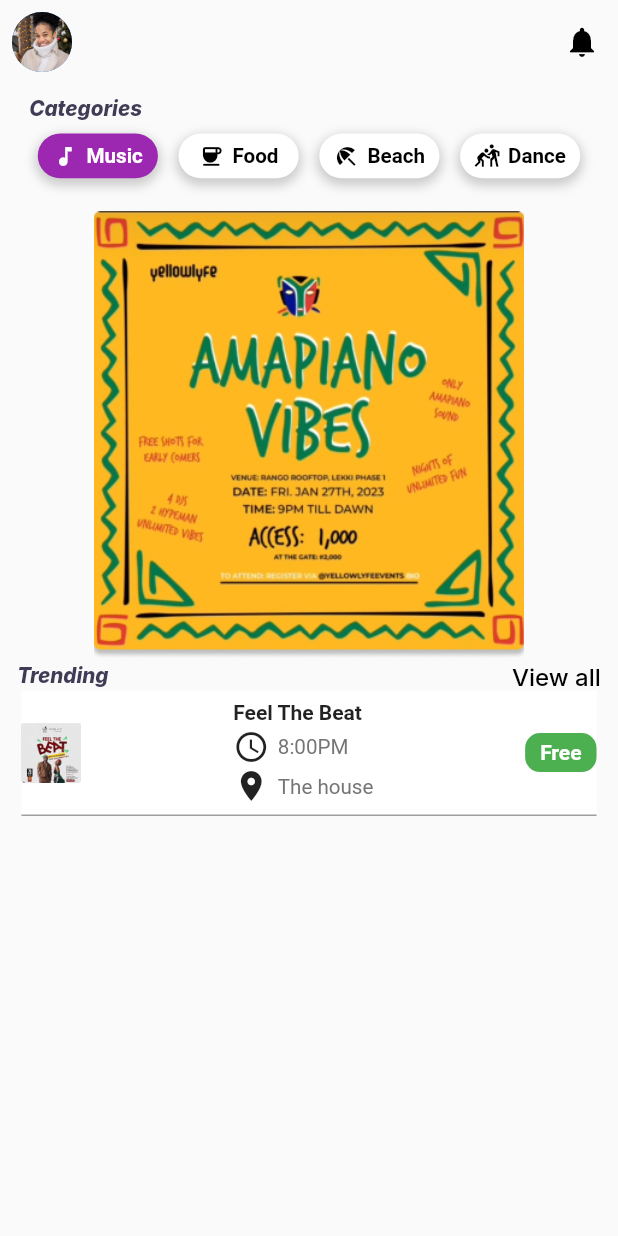
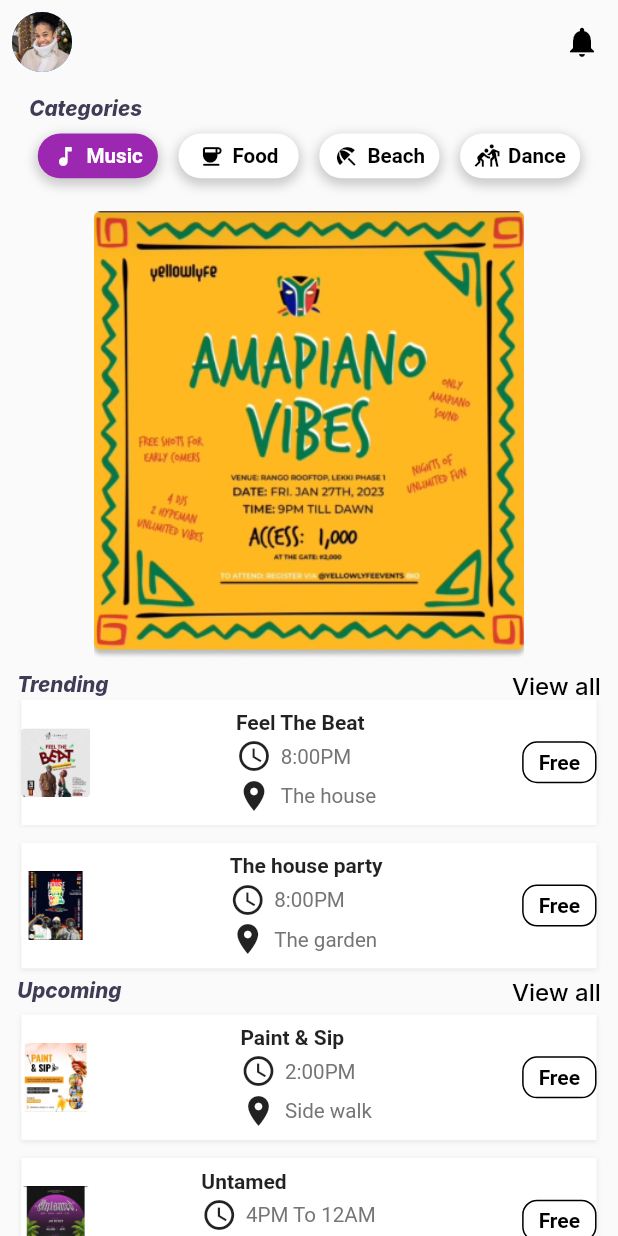
Before and after one commit to vikilinho/choplyfe, a Flutter app: the HomePage screen opened by its route, on a phone screen of 412 x 824 dp. Run offline on Flutter 3.47's test engine with Material 2 defaults, Android fonts, the phone set to English and light mode, and no system bars; our stand-ins replace flutter_screenutil, flutter_spinkit, flutter_svg, get, google_fonts, shared_preferences; accounts and stored records are empty.

```diff
--- a/lib/components/app_imports.dart
+++ b/lib/components/app_imports.dart
@@ -26,5 +26,7 @@ export '../components/socialicons.dart';
 export '../components/validator.dart';
 export 'package:get/get.dart';
 export '../services/auth_services.dart';
+export '../components/event_card.dart';
+export '../components/promo_text.dart';
 
 // export 'package:choplife/constants/app_routes.dart';
--- /dev/null
+++ b/lib/components/event_card.dart
@@ -0,0 +1,121 @@
+import 'package:flutter/material.dart';
+import 'package:flutter_screenutil/flutter_screenutil.dart';
+
+class EventCard extends StatelessWidget {
+  final String imagePath;
+  final String title;
+  final String time;
+  final String location;
+  final bool isFree;
+
+  const EventCard({
+    Key? key,
+    required this.imagePath,
+    required this.title,
+    required this.time,
+    required this.location,
+    this.isFree = false,
+  }) : super(key: key);
+
+  @override
+  Widget build(BuildContext context) {
+    return Container(
+      width: 335.w,
+      height: 70.h,
+      decoration: BoxDecoration(
+        color: Colors.white,
+        boxShadow: [
+          BoxShadow(
+            color: Colors.grey.withOpacity(0.2),
+            blurRadius: 2,
+            offset: const Offset(0, 1),
+          ),
+        ],
+      ),
+      child: Row(
+        mainAxisAlignment: MainAxisAlignment.spaceBetween,
+        children: [
+          Image.asset(
+            imagePath,
+            width: 40.w,
+            height: 40.h,
+          ),
+          Column(
+            mainAxisAlignment: MainAxisAlignment.center,
+            crossAxisAlignment: CrossAxisAlignment.start,
+            children: [
+              Text(
+                title,
+                style: const TextStyle(
+                  fontSize: 14,
+                  fontWeight: FontWeight.bold,
+                ),
+              ),
+              SizedBox(height: 2.h),
+              Row(
+                children: [
+                  const Icon(Icons.schedule),
+                  SizedBox(
+                    width: 5.w,
+                  ),
+                  Text(
+                    time,
+                    style: TextStyle(
+                      fontSize: 12.sp,
+                      color: Colors.grey[600],
+                    ),
+                  ),
+                ],
+              ),
+              SizedBox(height: 2.h),
+              Row(
+                children: [
+                  const Icon(Icons.location_on),
+                  SizedBox(
+                    width: 5.w,
+                  ),
+                  Text(
+                    location,
+                    style: TextStyle(
+                      fontSize: 12.sp,
+                      color: Colors.grey[600],
+                    ),
+                  ),
+                ],
+              ),
+            ],
+          ),
+          isFree
+              ? Container(
+                  decoration: BoxDecoration(
+                      borderRadius: BorderRadius.circular(10),
+                      border: Border.all(color: Colors.black)),
+                  padding:
+                      const EdgeInsets.symmetric(horizontal: 10, vertical: 5),
+                  child: const Text(
+                    'Free',
+                    style: TextStyle(
+                      color: Colors.black,
+                      fontWeight: FontWeight.bold,
+                    ),
+                  ),
+                )
+              : Container(
+                  decoration: BoxDecoration(
+                      borderRadius: BorderRadius.circular(10),
+                      border: Border.all(color: Colors.black)),
+                  padding:
+                      const EdgeInsets.symmetric(horizontal: 10, vertical: 5),
+                  child: const Text(
+                    'N5000',
+                    style: TextStyle(
+                      color: Colors.black,
+                      fontWeight: FontWeight.bold,
+                    ),
+                  ),
+                ),
+        ],
+      ),
+    );
+  }
+}
--- /dev/null
+++ b/lib/components/promo_text.dart
@@ -0,0 +1,28 @@
+import 'app_imports.dart';
+
+class PromoText extends StatelessWidget {
+  final String mainText;
+  final String subText;
+  const PromoText({
+    super.key,
+    required this.mainText,
+    required this.subText,
+  });
+
+  @override
+  Widget build(BuildContext context) {
+    return Row(
+      mainAxisAlignment: MainAxisAlignment.spaceBetween,
+      children: [
+        Text(
+          mainText,
+          style: AppFonts.categoriesText,
+        ),
+        Text(
+          subText,
+          style: AppFonts.normalText,
+        ),
+      ],
+    );
+  }
+}
--- a/lib/pages/homepage.dart
+++ b/lib/pages/homepage.dart
@@ -108,101 +108,77 @@ class _HomePageState extends State<HomePage> {
                   ),
                 ),
               ),
-              Row(
-                mainAxisAlignment: MainAxisAlignment.spaceBetween,
-                children: [
-                  Text(
-                    "Trending",
-                    style: AppFonts.categoriesText,
+              SizedBox(
+                height: 5.h,
               ),
-                  Text(
-                    "View all",
-                    style: AppFonts.normalText,
+              const PromoText(
+                mainText: 'Trending',
+                subText: "View all",
               ),
-                ],
+              const EventCard(
+                imagePath: 'images/img.png',
+                title: 'Feel The Beat',
+                time: '8:00PM',
+                location: 'The house',
+                isFree: true,
               ),
-              Container(
-                width: 335.w,
-                height: 70.h,
-                decoration: const BoxDecoration(
-                  color: Colors.white,
-                  border:
-                      Border(bottom: BorderSide(color: Colors.grey, width: 1)),
-                ),
-                child: Row(
-                  mainAxisAlignment: MainAxisAlignment.spaceBetween,
-                  children: [
-                    Image.asset(
-                      'images/img.png',
-                      width: 40,
-                      height: 40,
-                    ),
-                    Column(
-                      mainAxisAlignment: MainAxisAlignment.center,
-                      crossAxisAlignment: CrossAxisAlignment.start,
-                      children: [
-                        const Text(
-                          'Feel The Beat',
-                          style: TextStyle(
-                            fontSize: 14,
-                            fontWeight: FontWeight.bold,
-                          ),
-                        ),
-                        SizedBox(height: 2.h),
-                        Row(
-                          children: [
-                            const Icon(
-                              Icons.schedule,
+              SizedBox(height: 10.h),
+              const EventCard(
+                imagePath: 'images/img2.png',
+                title: 'The house party',
+                time: '8:00PM',
+                location: 'The garden',
+                isFree: true,
               ),
               SizedBox(
-                              width: 5.w,
+                height: 5.h,
               ),
-                            Text(
-                              '8:00PM',
-                              style: TextStyle(
-                                fontSize: 12.sp,
-                                color: Colors.grey[600],
-                              ),
-                            ),
-                          ],
-                        ),
-                        SizedBox(height: 2.h),
-                        Row(
-                          children: [
-                            const Icon(
-                              Icons.location_on,
+              const PromoText(
+                mainText: 'Upcoming',
+                subText: "View all",
               ),
               SizedBox(
-                              width: 5.w,
+                height: 5.h,
               ),
-                            Text(
-                              'The house',
-                              style: TextStyle(
-                                fontSize: 12.sp,
-                                color: Colors.grey[600],
+              const EventCard(
+                imagePath: 'images/img3.png',
+                title: 'Paint & Sip',
+                time: '2:00PM',
+                location: 'Side walk',
+                isFree: true,
               ),
+              SizedBox(height: 10.h),
+              const EventCard(
+                imagePath: 'images/img4.png',
+                title: 'Untamed',
+                time: '4PM To 12AM',
+                location: 'West Roxbury, MA',
+                isFree: true,
               ),
-                          ],
+              SizedBox(
+                height: 5.h,
               ),
-                      ],
+              const PromoText(
+                mainText: 'Recent',
+                subText: "View all",
               ),
-                    Container(
-                      decoration: BoxDecoration(
-                        color: Colors.green,
-                        borderRadius: BorderRadius.circular(10),
+              SizedBox(
+                height: 5.h,
               ),
-                      padding: const EdgeInsets.symmetric(
-                          horizontal: 10, vertical: 5),
-                      child: const Text(
-                        'Free',
-                        style: TextStyle(
-                          color: Colors.white,
-                          fontWeight: FontWeight.bold,
+              const EventCard(
+                imagePath: 'images/img3.png',
+                title: 'Paint & Sip',
+                time: '2:00PM',
+                location: 'Side walk',
+                isFree: true,
               ),
-                      ),
-                    ),
-                  ],
-                ),
+              SizedBox(height: 10.h),
+              const EventCard(
+                imagePath: 'images/img4.png',
+                title: 'Untamed',
+                time: '4PM To 12AM',
+                location: 'West Roxbury, MA',
+                isFree: true,
               ),
             ],
           ),
```
Also changed, not shown: images/img2.png (added), images/img3.png (added), images/img4.png (added). Lines whose indentation alone changed are shown as unchanged.
